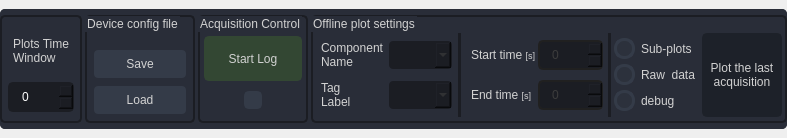
The window that Utilities/HSDPython_SDK/st_hsdatalog/st_hsdatalog/HSD_GUI/UI/log_control_widget.ui (STMicroelectronics/fp-sns-datalog2) describes before a commit, drawn with Qt 5.
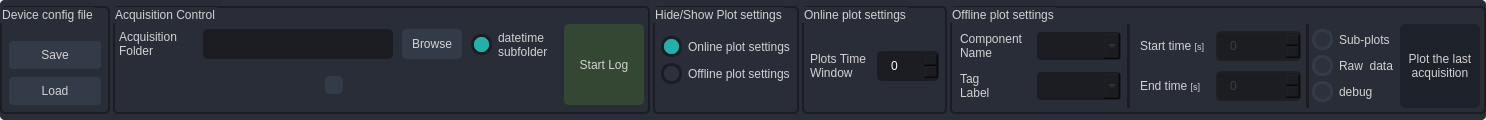
The same window after the commit. Icons and pictures are not drawn.

```diff
--- a/Utilities/HSDPython_SDK/st_hsdatalog/st_hsdatalog/HSD_GUI/UI/log_control_widget.ui
+++ b/Utilities/HSDPython_SDK/st_hsdatalog/st_hsdatalog/HSD_GUI/UI/log_control_widget.ui
@@ -6,8 +6,8 @@
    <rect>
     <x>0</x>
     <y>0</y>
-    <width>787</width>
-    <height>138</height>
+    <width>1486</width>
+    <height>120</height>
    </rect>
   </property>
   <property name="minimumSize">
@@ -137,101 +137,6 @@
          <property name="bottomMargin">
           <number>6</number>
          </property>
-         <item>
-          <widget class="QFrame" name="frame">
-           <property name="styleSheet">
-            <string notr="true">QFrame {
-	border-radius: 5px;
-	border: 2px solid rgb(27, 29, 35);
-}</string>
-           </property>
-           <property name="frameShape">
-            <enum>QFrame::StyledPanel</enum>
-           </property>
-           <property name="frameShadow">
-            <enum>QFrame::Raised</enum>
-           </property>
-           <layout class="QVBoxLayout" name="verticalLayout_9">
-            <property name="leftMargin">
-             <number>6</number>
-            </property>
-            <property name="rightMargin">
-             <number>6</number>
-            </property>
-            <item>
-             <widget class="QLabel" name="label_time_window">
-              <property name="sizePolicy">
-               <sizepolicy hsizetype="Preferred" vsizetype="Minimum">
-                <horstretch>0</horstretch>
-                <verstretch>0</verstretch>
-               </sizepolicy>
-              </property>
-              <property name="minimumSize">
-               <size>
-                <width>0</width>
-                <height>30</height>
-               </size>
-              </property>
-              <property name="styleSheet">
-               <string notr="true">border-color:transparent</string>
-              </property>
-              <property name="text">
-               <string>&lt;!DOCTYPE HTML PUBLIC &quot;-//W3C//DTD HTML 4.0//EN&quot; &quot;http://www.w3.org/TR/REC-html40/strict.dtd&quot;&gt;
-&lt;html&gt;&lt;head&gt;&lt;meta name=&quot;qrichtext&quot; content=&quot;1&quot; /&gt;&lt;meta charset=&quot;utf-8&quot; /&gt;&lt;style type=&quot;text/css&quot;&gt;
-p, li { white-space: pre-wrap; }
-hr { height: 1px; border-width: 0; }
-li.unchecked::marker { content: &quot;\2610&quot;; }
-li.checked::marker { content: &quot;\2612&quot;; }
-&lt;/style&gt;&lt;/head&gt;&lt;body style=&quot; font-family:'Segoe UI'; font-size:9pt; font-weight:400; font-style:normal;&quot;&gt;
-&lt;p style=&quot; margin-top:0px; margin-bottom:0px; margin-left:0px; margin-right:0px; -qt-block-indent:0; text-indent:0px;&quot;&gt;Plots Time&lt;br /&gt;Window&lt;/p&gt;&lt;/body&gt;&lt;/html&gt;</string>
-              </property>
-              <property name="textFormat">
-               <enum>Qt::MarkdownText</enum>
-              </property>
-             </widget>
-            </item>
-            <item>
-             <widget class="QSpinBox" name="spinBox_time_window">
-              <property name="enabled">
-               <bool>true</bool>
-              </property>
-              <property name="sizePolicy">
-               <sizepolicy hsizetype="Preferred" vsizetype="Fixed">
-                <horstretch>0</horstretch>
-                <verstretch>0</verstretch>
-               </sizepolicy>
-              </property>
-              <property name="minimumSize">
-               <size>
-                <width>0</width>
-                <height>30</height>
-               </size>
-              </property>
-              <property name="styleSheet">
-               <string notr="true">QSpinBox {
-    color: rgb(255,255,255);
-    background-color: rgb(27, 29, 35);
-    border-radius: 5px;
-    border: 2px solid rgb(27, 29, 35);
-    padding-left: 10px;
-}
-QSpinBox:hover {
-    border: 2px solid rgb(58, 66, 81);
-}
-QSpinBox:focus {
-    border: 2px solid rgb(91, 101, 124);
-}
-QSpinBox:disabled {
-    color: rgb(60,60,60);
-	border: 2px solid rgb(32, 32, 32);
-}
-</string>
-              </property>
-             </widget>
-            </item>
-           </layout>
-          </widget>
-         </item>
          <item>
           <widget class="QGroupBox" name="groupBox_save_load">
            <property name="enabled">
@@ -380,7 +285,7 @@
           <widget class="QGroupBox" name="groupBox_log_info">
            <property name="minimumSize">
             <size>
-             <width>110</width>
+             <width>300</width>
              <height>0</height>
             </size>
            </property>
@@ -390,11 +295,6 @@
 	border: 2px solid rgb(27, 29, 35);
 }
 
-QFrame {
-	border-radius: 5px;
-	border: 2px solid rgb(27, 29, 35);
-}
-
 QRadioButton::indicator {
     border: 3px solid rgb(52, 59, 72);
 	width: 15px;
@@ -413,6 +313,12 @@
            <property name="title">
             <string>Acquisition Control</string>
            </property>
+           <property name="flat">
+            <bool>false</bool>
+           </property>
+           <property name="checkable">
+            <bool>false</bool>
+           </property>
            <layout class="QVBoxLayout" name="verticalLayout_11">
             <property name="spacing">
              <number>6</number>
@@ -421,7 +327,7 @@
              <number>6</number>
             </property>
             <property name="topMargin">
-             <number>21</number>
+             <number>18</number>
             </property>
             <property name="rightMargin">
              <number>6</number>
@@ -430,15 +336,12 @@
              <number>9</number>
             </property>
             <item>
-             <widget class="QFrame" name="frame_start_button">
-              <property name="minimumSize">
-               <size>
-                <width>0</width>
-                <height>0</height>
-               </size>
-              </property>
+             <widget class="QFrame" name="frame_6">
               <property name="styleSheet">
-               <string notr="true">border: transparent</string>
+               <string notr="true">Line {
+	border-radius: 5px;
+	border: 2px solid rgb(27, 29, 35);
+}</string>
               </property>
               <property name="frameShape">
                <enum>QFrame::StyledPanel</enum>
@@ -446,7 +349,10 @@
               <property name="frameShadow">
                <enum>QFrame::Raised</enum>
               </property>
-              <layout class="QVBoxLayout" name="verticalLayout_7">
+              <layout class="QHBoxLayout" name="horizontalLayout_10">
+               <property name="spacing">
+                <number>6</number>
+               </property>
                <property name="leftMargin">
                 <number>0</number>
                </property>
@@ -459,6 +365,326 @@
                <property name="bottomMargin">
                 <number>0</number>
                </property>
+               <item>
+                <widget class="QFrame" name="frame_7">
+                 <property name="minimumSize">
+                  <size>
+                   <width>0</width>
+                   <height>0</height>
+                  </size>
+                 </property>
+                 <property name="styleSheet">
+                  <string notr="true"/>
+                 </property>
+                 <property name="frameShape">
+                  <enum>QFrame::StyledPanel</enum>
+                 </property>
+                 <property name="frameShadow">
+                  <enum>QFrame::Raised</enum>
+                 </property>
+                 <layout class="QVBoxLayout" name="verticalLayout_6">
+                  <property name="spacing">
+                   <number>0</number>
+                  </property>
+                  <property name="leftMargin">
+                   <number>0</number>
+                  </property>
+                  <property name="topMargin">
+                   <number>0</number>
+                  </property>
+                  <property name="rightMargin">
+                   <number>0</number>
+                  </property>
+                  <property name="bottomMargin">
+                   <number>0</number>
+                  </property>
+                  <item>
+                   <widget class="QFrame" name="frame_5">
+                    <property name="minimumSize">
+                     <size>
+                      <width>0</width>
+                      <height>0</height>
+                     </size>
+                    </property>
+                    <property name="styleSheet">
+                     <string notr="true"/>
+                    </property>
+                    <property name="frameShape">
+                     <enum>QFrame::StyledPanel</enum>
+                    </property>
+                    <property name="frameShadow">
+                     <enum>QFrame::Raised</enum>
+                    </property>
+                    <layout class="QHBoxLayout" name="horizontalLayout_8">
+                     <property name="spacing">
+                      <number>9</number>
+                     </property>
+                     <property name="leftMargin">
+                      <number>0</number>
+                     </property>
+                     <property name="topMargin">
+                      <number>0</number>
+                     </property>
+                     <property name="rightMargin">
+                      <number>0</number>
+                     </property>
+                     <property name="bottomMargin">
+                      <number>0</number>
+                     </property>
+                     <item>
+                      <widget class="QLabel" name="acq_folder_label">
+                       <property name="sizePolicy">
+                        <sizepolicy hsizetype="Preferred" vsizetype="Preferred">
+                         <horstretch>0</horstretch>
+                         <verstretch>0</verstretch>
+                        </sizepolicy>
+                       </property>
+                       <property name="minimumSize">
+                        <size>
+                         <width>75</width>
+                         <height>0</height>
+                        </size>
+                       </property>
+                       <property name="styleSheet">
+                        <string notr="true">border-color:transparent</string>
+                       </property>
+                       <property name="text">
+                        <string>&lt;!DOCTYPE HTML PUBLIC &quot;-//W3C//DTD HTML 4.0//EN&quot; &quot;http://www.w3.org/TR/REC-html40/strict.dtd&quot;&gt;
+&lt;html&gt;&lt;head&gt;&lt;meta name=&quot;qrichtext&quot; content=&quot;1&quot; /&gt;&lt;meta charset=&quot;utf-8&quot; /&gt;&lt;style type=&quot;text/css&quot;&gt;
+p, li { white-space: pre-wrap; }
+hr { height: 1px; border-width: 0; }
+li.unchecked::marker { content: &quot;\2610&quot;; }
+li.checked::marker { content: &quot;\2612&quot;; }
+&lt;/style&gt;&lt;/head&gt;&lt;body style=&quot; font-family:'Segoe UI'; font-size:9pt; font-weight:400; font-style:normal;&quot;&gt;
+&lt;p style=&quot; margin-top:0px; margin-bottom:0px; margin-left:0px; margin-right:0px; -qt-block-indent:0; text-indent:0px;&quot;&gt;Acquisition&lt;br /&gt;Folder&lt;/p&gt;&lt;/body&gt;&lt;/html&gt;</string>
+                       </property>
+                       <property name="textFormat">
+                        <enum>Qt::MarkdownText</enum>
+                       </property>
+                      </widget>
+                     </item>
+                     <item>
+                      <widget class="QLineEdit" name="acq_folder_lineEdit">
+                       <property name="minimumSize">
+                        <size>
+                         <width>0</width>
+                         <height>30</height>
+                        </size>
+                       </property>
+                       <property name="maximumSize">
+                        <size>
+                         <width>16777215</width>
+                         <height>30</height>
+                        </size>
+                       </property>
+                       <property name="styleSheet">
+                        <string notr="true">QLineEdit {
+	height: 25px;
+	background-color: rgb(27, 29, 35);
+	border-radius: 5px;
+	border: 2px solid rgb(27, 29, 35);
+	padding-left: 10px;
+}
+QLineEdit:hover {
+	border: 2px solid rgb(64, 71, 88);
+}
+QLineEdit:focus {
+	border: 2px solid rgb(91, 101, 124);
+}
+QLineEdit[text=&quot;&quot;]{
+	color:rgb(90,90,90);
+}
+
+QLineEdit:disabled {
+	color: rgb(60,60,60);
+	background-color: rgb(60, 60, 60);
+	border: 2px solid rgb(32, 32, 32);
+}</string>
+                       </property>
+                      </widget>
+                     </item>
+                     <item>
+                      <widget class="QPushButton" name="acq_folder_button">
+                       <property name="sizePolicy">
+                        <sizepolicy hsizetype="Preferred" vsizetype="Preferred">
+                         <horstretch>0</horstretch>
+                         <verstretch>0</verstretch>
+                        </sizepolicy>
+                       </property>
+                       <property name="minimumSize">
+                        <size>
+                         <width>60</width>
+                         <height>30</height>
+                        </size>
+                       </property>
+                       <property name="maximumSize">
+                        <size>
+                         <width>16777215</width>
+                         <height>30</height>
+                        </size>
+                       </property>
+                       <property name="styleSheet">
+                        <string notr="true">QPushButton {
+	border: 2px solid rgb(52, 59, 72);
+	border-radius: 5px;	
+	background-color: rgb(52, 59, 72);
+}
+QPushButton:hover {
+	background-color: rgb(57, 65, 80);
+	border: 2px solid rgb(61, 70, 86);
+}
+QPushButton:pressed {	
+	background-color: rgb(35, 40, 49);
+	border: 2px solid rgb(43, 50, 61);
+}
+QPushButton:disabled {	
+	background-color: rgb(35, 40, 49);
+	border: 2px solid rgb(43, 50, 61);
+}</string>
+                       </property>
+                       <property name="text">
+                        <string>Browse</string>
+                       </property>
+                       <property name="icon">
+                        <iconset resource="../../../st_dtdl_gui/UI/resources.qrc">
+                         <normaloff>:/icons/icons/baseline_folder_open_white_18dp.png</normaloff>:/icons/icons/baseline_folder_open_white_18dp.png</iconset>
+                       </property>
+                      </widget>
+                     </item>
+                     <item>
+                      <widget class="QCheckBox" name="subfolder_checkbox">
+                       <property name="styleSheet">
+                        <string notr="true">/* CHECKBOX */
+QCheckBox::indicator {
+    border: 3px solid rgb(27, 29, 35);
+	width: 15px;
+	height: 15px;
+	border-radius: 10px;
+    background: rgb(44, 49, 60);
+}
+QCheckBox::indicator:hover {
+    border: 3px solid rgb(58, 66, 81);
+}
+QCheckBox::indicator:checked {
+    background: rgb(32, 178, 170);
+	border: 3px solid rgb(27, 29, 35);
+}
+QCheckBox::indicator:checked:hover {
+    border: 3px solid rgb(58, 66, 81);
+}</string>
+                       </property>
+                       <property name="text">
+                        <string>datetime
+subfolder</string>
+                       </property>
+                       <property name="checked">
+                        <bool>true</bool>
+                       </property>
+                      </widget>
+                     </item>
+                    </layout>
+                   </widget>
+                  </item>
+                  <item>
+                   <widget class="QFrame" name="frame_sub_log_info">
+                    <property name="sizePolicy">
+                     <sizepolicy hsizetype="Preferred" vsizetype="Preferred">
+                      <horstretch>0</horstretch>
+                      <verstretch>0</verstretch>
+                     </sizepolicy>
+                    </property>
+                    <property name="minimumSize">
+                     <size>
+                      <width>0</width>
+                      <height>0</height>
+                     </size>
+                    </property>
+                    <property name="styleSheet">
+                     <string notr="true">border:transparent</string>
+                    </property>
+                    <property name="frameShape">
+                     <enum>QFrame::StyledPanel</enum>
+                    </property>
+                    <property name="frameShadow">
+                     <enum>QFrame::Raised</enum>
+                    </property>
+                    <layout class="QHBoxLayout" name="horizontalLayout">
+                     <property name="leftMargin">
+                      <number>0</number>
+                     </property>
+                     <property name="topMargin">
+                      <number>0</number>
+                     </property>
+                     <property name="rightMargin">
+                      <number>0</number>
+                     </property>
+                     <property name="bottomMargin">
+                      <number>0</number>
+                     </property>
+                     <item>
+                      <widget class="QPushButton" name="refresh_sd_button">
+                       <property name="sizePolicy">
+                        <sizepolicy hsizetype="Fixed" vsizetype="Fixed">
+                         <horstretch>0</horstretch>
+                         <verstretch>0</verstretch>
+                        </sizepolicy>
+                       </property>
+                       <property name="minimumSize">
+                        <size>
+                         <width>18</width>
+                         <height>18</height>
+                        </size>
+                       </property>
+                       <property name="maximumSize">
+                        <size>
+                         <width>18</width>
+                         <height>18</height>
+                        </size>
+                       </property>
+                       <property name="styleSheet">
+                        <string notr="true">QPushButton {
+	border: 2px solid rgb(52, 59, 72);
+	border-radius: 5px;	
+	background-color: rgb(52, 59, 72);
+}
+QPushButton:hover {
+	background-color: rgb(57, 65, 80);
+	border: 2px solid rgb(61, 70, 86);
+}
+QPushButton:pressed {	
+	background-color: rgb(35, 40, 49);
+	border: 2px solid rgb(43, 50, 61);
+}
+QPushButton:disabled {	
+	background-color: rgb(35, 40, 49);
+	border: 2px solid rgb(43, 50, 61);
+}</string>
+                       </property>
+                       <property name="text">
+                        <string/>
+                       </property>
+                       <property name="icon">
+                        <iconset resource="../../../st_dtdl_gui/UI/resources.qrc">
+                         <normaloff>:/icons/icons/outline_autorenew_white_18dp.png</normaloff>:/icons/icons/outline_autorenew_white_18dp.png</iconset>
+                       </property>
+                      </widget>
+                     </item>
+                    </layout>
+                   </widget>
+                  </item>
+                 </layout>
+                </widget>
+               </item>
+               <item>
+                <widget class="Line" name="line_3">
+                 <property name="styleSheet">
+                  <string notr="true"/>
+                 </property>
+                 <property name="orientation">
+                  <enum>Qt::Vertical</enum>
+                 </property>
+                </widget>
+               </item>
                <item>
                 <widget class="QPushButton" name="start_button">
                  <property name="sizePolicy">
@@ -501,14 +727,209 @@
               </layout>
              </widget>
             </item>
+           </layout>
+          </widget>
+         </item>
+         <item>
+          <widget class="QGroupBox" name="groupBox_plot_settings">
+           <property name="enabled">
+            <bool>true</bool>
+           </property>
+           <property name="minimumSize">
+            <size>
+             <width>0</width>
+             <height>0</height>
+            </size>
+           </property>
+           <property name="layoutDirection">
+            <enum>Qt::LeftToRight</enum>
+           </property>
+           <property name="styleSheet">
+            <string notr="true">QGroupBox {
+	border-radius: 5px;
+	border: 2px solid rgb(27, 29, 35);
+}
+
+QFrame {
+	border-radius: 5px;
+	border: 2px solid rgb(27, 29, 35);
+}
+
+/* CHECKBOX */
+QCheckBox::indicator {
+    border: 3px solid rgb(27, 29, 35);
+	width: 15px;
+	height: 15px;
+	border-radius: 10px;
+    background: rgb(44, 49, 60);
+}
+QCheckBox::indicator:hover {
+    border: 3px solid rgb(58, 66, 81);
+}
+QCheckBox::indicator:checked {
+    background: rgb(32, 178, 170);
+	border: 3px solid rgb(27, 29, 35);
+}
+QCheckBox::indicator:checked:hover {
+    border: 3px solid rgb(58, 66, 81);
+}</string>
+           </property>
+           <property name="title">
+            <string>Hide/Show Plot settings</string>
+           </property>
+           <layout class="QVBoxLayout" name="verticalLayout_9">
+            <property name="leftMargin">
+             <number>6</number>
+            </property>
+            <property name="topMargin">
+             <number>6</number>
+            </property>
+            <property name="rightMargin">
+             <number>6</number>
+            </property>
+            <property name="bottomMargin">
+             <number>6</number>
+            </property>
+            <item alignment="Qt::AlignVCenter">
+             <widget class="QFrame" name="frame_plot_settings">
+              <property name="styleSheet">
+               <string notr="true">border-color: transparent;</string>
+              </property>
+              <property name="frameShape">
+               <enum>QFrame::StyledPanel</enum>
+              </property>
+              <property name="frameShadow">
+               <enum>QFrame::Raised</enum>
+              </property>
+              <layout class="QVBoxLayout" name="verticalLayout_12">
+               <property name="leftMargin">
+                <number>0</number>
+               </property>
+               <property name="topMargin">
+                <number>0</number>
+               </property>
+               <property name="rightMargin">
+                <number>0</number>
+               </property>
+               <property name="bottomMargin">
+                <number>0</number>
+               </property>
+               <item>
+                <widget class="QCheckBox" name="checkBox_online">
+                 <property name="text">
+                  <string>Online plot settings</string>
+                 </property>
+                 <property name="checked">
+                  <bool>true</bool>
+                 </property>
+                </widget>
+               </item>
+               <item>
+                <widget class="QCheckBox" name="checkBox_offline">
+                 <property name="text">
+                  <string>Offline plot settings</string>
+                 </property>
+                </widget>
+               </item>
+              </layout>
+             </widget>
+            </item>
+           </layout>
+          </widget>
+         </item>
+         <item>
+          <widget class="QGroupBox" name="groupBox_online_plot">
+           <property name="enabled">
+            <bool>true</bool>
+           </property>
+           <property name="sizePolicy">
+            <sizepolicy hsizetype="Expanding" vsizetype="Preferred">
+             <horstretch>0</horstretch>
+             <verstretch>0</verstretch>
+            </sizepolicy>
+           </property>
+           <property name="minimumSize">
+            <size>
+             <width>145</width>
+             <height>0</height>
+            </size>
+           </property>
+           <property name="maximumSize">
+            <size>
+             <width>145</width>
+             <height>16777215</height>
+            </size>
+           </property>
+           <property name="styleSheet">
+            <string notr="true">QGroupBox {
+	border-radius: 5px;
+	border: 2px solid rgb(27, 29, 35);
+}
+
+QFrame {
+	border-radius: 5px;
+	border: 2px solid rgb(27, 29, 35);
+}
+
+QRadioButton::indicator {
+    border: 3px solid rgb(52, 59, 72);
+	width: 15px;
+	height: 15px;
+	border-radius: 10px;
+    background: rgb(44, 49, 60);
+}
+QRadioButton::indicator:hover {
+    border: 3px solid rgb(58, 66, 81);
+}
+QRadioButton::indicator:checked {
+    background: 3px solid rgb(94, 106, 130);
+	border: 3px solid rgb(52, 59, 72);	
+}
+
+QLineEdit {
+	height: 25px;
+	background-color: rgb(27, 29, 35);
+	border-radius: 5px;
+	border: 2px solid rgb(27, 29, 35);
+	padding-left: 10px;
+}
+QLineEdit:hover {
+	border: 2px solid rgb(64, 71, 88);
+}
+QLineEdit:focus {
+	border: 2px solid rgb(91, 101, 124);
+}
+QLineEdit[text=&quot;&quot;]{
+	color:rgb(90,90,90);
+}
+
+QLineEdit:disabled {
+	color: rgb(60,60,60);
+	background-color: rgb(60, 60, 60);
+	border: 2px solid rgb(32, 32, 32);
+}</string>
+           </property>
+           <property name="title">
+            <string>Online plot settings</string>
+           </property>
+           <layout class="QHBoxLayout" name="horizontalLayout_9">
+            <property name="spacing">
+             <number>1</number>
+            </property>
+            <property name="leftMargin">
+             <number>1</number>
+            </property>
+            <property name="topMargin">
+             <number>18</number>
+            </property>
+            <property name="rightMargin">
+             <number>6</number>
+            </property>
+            <property name="bottomMargin">
+             <number>6</number>
+            </property>
             <item>
-             <widget class="QFrame" name="frame_sub_log_info">
-              <property name="sizePolicy">
-               <sizepolicy hsizetype="Preferred" vsizetype="Preferred">
-                <horstretch>0</horstretch>
-                <verstretch>0</verstretch>
-               </sizepolicy>
-              </property>
+             <widget class="QFrame" name="frame_online">
               <property name="minimumSize">
                <size>
                 <width>0</width>
@@ -516,7 +937,7 @@
                </size>
               </property>
               <property name="styleSheet">
-               <string notr="true">border:transparent</string>
+               <string notr="true">border-color:transparent</string>
               </property>
               <property name="frameShape">
                <enum>QFrame::StyledPanel</enum>
@@ -524,7 +945,10 @@
               <property name="frameShadow">
                <enum>QFrame::Raised</enum>
               </property>
-              <layout class="QHBoxLayout" name="horizontalLayout">
+              <layout class="QHBoxLayout" name="horizontalLayout_11">
+               <property name="spacing">
+                <number>6</number>
+               </property>
                <property name="leftMargin">
                 <number>0</number>
                </property>
@@ -538,50 +962,73 @@
                 <number>0</number>
                </property>
                <item>
-                <widget class="QPushButton" name="refresh_sd_button">
+                <widget class="QLabel" name="label_time_window">
                  <property name="sizePolicy">
-                  <sizepolicy hsizetype="Fixed" vsizetype="Fixed">
+                  <sizepolicy hsizetype="Preferred" vsizetype="Minimum">
                    <horstretch>0</horstretch>
                    <verstretch>0</verstretch>
                   </sizepolicy>
                  </property>
                  <property name="minimumSize">
                   <size>
-                   <width>18</width>
-                   <height>18</height>
-                  </size>
-                 </property>
-                 <property name="maximumSize">
-                  <size>
-                   <width>18</width>
-                   <height>18</height>
+                   <width>0</width>
+                   <height>30</height>
                   </size>
                  </property>
                  <property name="styleSheet">
-                  <string notr="true">QPushButton {
-	border: 2px solid rgb(52, 59, 72);
-	border-radius: 5px;	
-	background-color: rgb(52, 59, 72);
-}
-QPushButton:hover {
-	background-color: rgb(57, 65, 80);
-	border: 2px solid rgb(61, 70, 86);
-}
-QPushButton:pressed {	
-	background-color: rgb(35, 40, 49);
-	border: 2px solid rgb(43, 50, 61);
-}
-QPushButton:disabled {	
-	background-color: rgb(35, 40, 49);
-	border: 2px solid rgb(43, 50, 61);
-}</string>
+                  <string notr="true">border-color:transparent</string>
                  </property>
                  <property name="text">
-                  <string/>
+                  <string>&lt;!DOCTYPE HTML PUBLIC &quot;-//W3C//DTD HTML 4.0//EN&quot; &quot;http://www.w3.org/TR/REC-html40/strict.dtd&quot;&gt;
+&lt;html&gt;&lt;head&gt;&lt;meta name=&quot;qrichtext&quot; content=&quot;1&quot; /&gt;&lt;meta charset=&quot;utf-8&quot; /&gt;&lt;style type=&quot;text/css&quot;&gt;
+p, li { white-space: pre-wrap; }
+hr { height: 1px; border-width: 0; }
+li.unchecked::marker { content: &quot;\2610&quot;; }
+li.checked::marker { content: &quot;\2612&quot;; }
+&lt;/style&gt;&lt;/head&gt;&lt;body style=&quot; font-family:'Segoe UI'; font-size:9pt; font-weight:400; font-style:normal;&quot;&gt;
+&lt;p style=&quot; margin-top:0px; margin-bottom:0px; margin-left:0px; margin-right:0px; -qt-block-indent:0; text-indent:0px;&quot;&gt;Plots Time&lt;br /&gt;Window&lt;/p&gt;&lt;/body&gt;&lt;/html&gt;</string>
                  </property>
-                 <property name="icon">
-                  <iconset resource="../../../st_dtdl_gui/UI/resources.qrc">
-                   <normaloff>:/icons/icons/outline_autorenew_white_18dp.png</normaloff>:/icons/icons/outline_autorenew_white_18dp.png</iconset>
+                 <property name="textFormat">
+                  <enum>Qt::MarkdownText</enum>
+                 </property>
+                </widget>
+               </item>
+               <item>
+                <widget class="QSpinBox" name="spinBox_time_window">
+                 <property name="enabled">
+                  <bool>true</bool>
+                 </property>
+                 <property name="sizePolicy">
+                  <sizepolicy hsizetype="Preferred" vsizetype="Fixed">
+                   <horstretch>0</horstretch>
+                   <verstretch>0</verstretch>
+                  </sizepolicy>
+                 </property>
+                 <property name="minimumSize">
+                  <size>
+                   <width>0</width>
+                   <height>30</height>
+                  </size>
+                 </property>
+                 <property name="styleSheet">
+                  <string notr="true">QSpinBox {
+    color: rgb(255,255,255);
+    background-color: rgb(27, 29, 35);
+    border-radius: 5px;
+    border: 2px solid rgb(27, 29, 35);
+    padding-left: 10px;
+}
+QSpinBox:hover {
+    border: 2px solid rgb(58, 66, 81);
+}
+QSpinBox:focus {
+    border: 2px solid rgb(91, 101, 124);
+}
+QSpinBox:disabled {
+    color: rgb(60,60,60);
+	border: 2px solid rgb(32, 32, 32);
+}
+</string>
                  </property>
                 </widget>
                </item>
@@ -604,7 +1051,7 @@
            </property>
            <property name="minimumSize">
             <size>
-             <width>450</width>
+             <width>480</width>
              <height>0</height>
             </size>
            </property>
@@ -864,6 +1311,12 @@
             </item>
             <item>
              <widget class="Line" name="line">
+              <property name="styleSheet">
+               <string notr="true">Line {
+	border-radius: 5px;
+	border: 2px solid rgb(27, 29, 35);
+}</string>
+              </property>
               <property name="orientation">
                <enum>Qt::Vertical</enum>
               </property>
```
